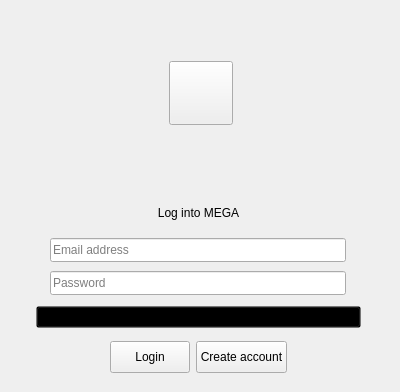
Qt form src/MEGASync/gui/linux/GuestWidget.ui (meganz/MEGAsync) before a commit.
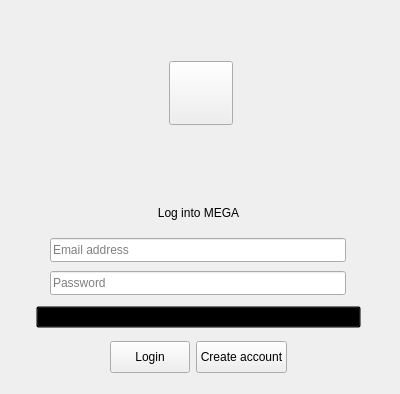
The same form after that commit. Icons and pictures are not drawn. Custom widgets are drawn as their Qt base class.

Patch:
```diff
--- a/src/MEGASync/gui/linux/GuestWidget.ui
+++ b/src/MEGASync/gui/linux/GuestWidget.ui
@@ -7,7 +7,7 @@
     <x>0</x>
     <y>0</y>
     <width>400</width>
-    <height>392</height>
+    <height>394</height>
    </rect>
   </property>
   <property name="sizePolicy">
@@ -19,13 +19,13 @@
   <property name="minimumSize">
    <size>
     <width>400</width>
-    <height>392</height>
+    <height>394</height>
    </size>
   </property>
   <property name="maximumSize">
    <size>
-    <width>400</width>
-    <height>392</height>
+    <width>402</width>
+    <height>394</height>
    </size>
   </property>
   <property name="windowTitle">
@@ -196,7 +196,13 @@
      <property name="minimumSize">
       <size>
        <width>402</width>
-       <height>392</height>
+       <height>394</height>
+      </size>
+     </property>
+     <property name="maximumSize">
+      <size>
+       <width>16777215</width>
+       <height>394</height>
       </size>
      </property>
      <layout class="QVBoxLayout" name="guestWidgetInLayout">
```
